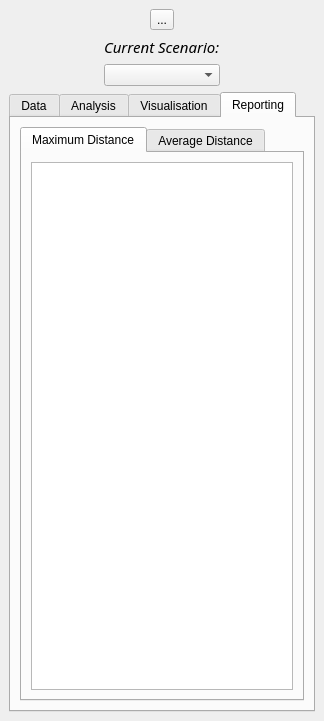
First picture: the form in PASCAL2/spatial_decision_dockwidget_base.ui, repository SimonGriffioen/GEO1005, before the edit.
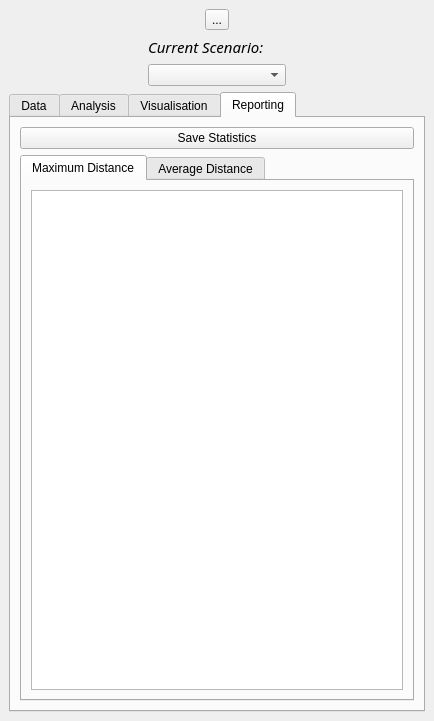
Second picture: the form after the edit. The open tabs and pages were chosen to show the change.

The edit to the form file:
```diff
--- a/PASCAL2/spatial_decision_dockwidget_base.ui
+++ b/PASCAL2/spatial_decision_dockwidget_base.ui
@@ -6,7 +6,7 @@
    <rect>
     <x>0</x>
     <y>0</y>
-    <width>324</width>
+    <width>434</width>
     <height>721</height>
    </rect>
   </property>
@@ -759,6 +759,13 @@
         <string>Reporting</string>
        </attribute>
        <layout class="QVBoxLayout" name="verticalLayout">
+        <item>
+         <widget class="QPushButton" name="saveStatisticsButton">
+          <property name="text">
+           <string>Save Statistics</string>
+          </property>
+         </widget>
+        </item>
         <item>
          <widget class="QTabWidget" name="tabWidget">
           <property name="sizePolicy">
```
Left out of the diff: 8 changed lines with no effect on the pictures.
